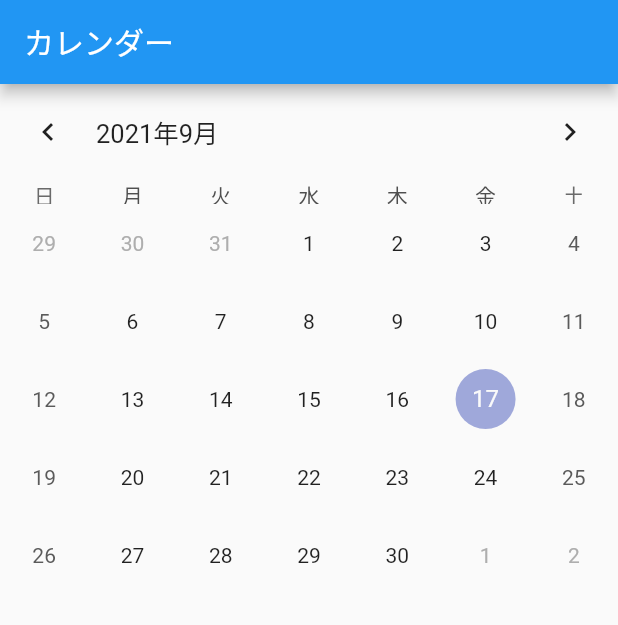
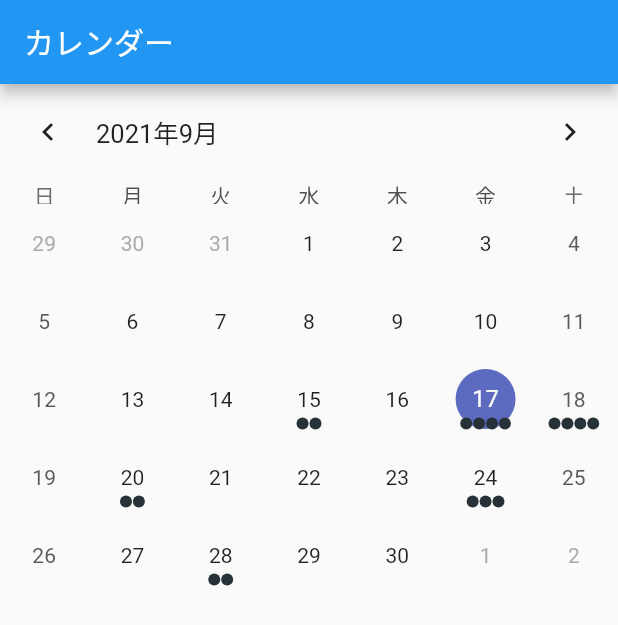
Before and after one commit to Ryota-nino/calendar_app, a Flutter app: the screen it shows after launch, on a phone screen of 412 x 824 dp. Shown: the top 625 px of the screen. Run offline on Flutter 3.47's test engine with Material 2 defaults, Android fonts, the phone set to English and light mode, and no system bars; drawn by our look-alikes of table_calendar; our stand-ins replace shared_preferences.

Commit message:
タスク表示画面が表示されるところまで完成

```diff
--- a/lib/calendar.dart
+++ /dev/null
@@ -1,56 +0,0 @@
-import 'package:flutter/material.dart';
-import 'package:intl/intl.dart';
-import 'package:table_calendar/table_calendar.dart';
-
-import '../date.dart';
-
-class Calendar extends StatefulWidget {
-  @override
-  _Calendar createState() => _Calendar();
-}
-
-class _Calendar extends State<Calendar> {
-  CalendarFormat _calendarFormat = CalendarFormat.month;
-  DateTime _focusedDay = DateTime.now();
-  DateTime? _selectedDay;
-
-  @override
-  Widget build(BuildContext context) {
-    return Scaffold(
-      appBar: AppBar(
-        title: const Text('カレンダー'),
-      ),
-      body: TableCalendar(
-        headerStyle: const HeaderStyle(
-          formatButtonVisible: false,
-        ),
-        firstDay: kFirstDay,
-        lastDay: kLastDay,
-        focusedDay: _focusedDay,
-        calendarFormat: _calendarFormat,
-        selectedDayPredicate: (day) {
-          return isSameDay(_selectedDay, day);
-        },
-        onDaySelected: (selectedDay, focusedDay) {
-          if (!isSameDay(_selectedDay, selectedDay)) {
-            setState(() {
-              _selectedDay = selectedDay;
-              _focusedDay = focusedDay;
-            });
-          }
-        },
-        onPageChanged: (focusedDay) {
-          _focusedDay = focusedDay;
-        },
-        // calendarStyle: CalendarStyle(
-        //   todayTextStyle: TextStyle(
-        //     color: Colors.blue,
-        //   ),
-
-        //   selectedTextStyle: TextStyle(color: Theme.of(context).primaryColor),
-        // ),
-        locale: 'ja_JP',
-      ),
-    );
-  }
-}
--- a/lib/main.dart
+++ b/lib/main.dart
@@ -4,7 +4,7 @@
 import 'package:flutter/material.dart';
 import 'package:intl/date_symbol_data_local.dart';
 
-import 'calendar.dart';
+import 'screens/calendar_screen.dart';
 
 void main() {
   initializeDateFormatting().then((_) => runApp(MyApp()));
@@ -18,7 +18,7 @@ class MyApp extends StatelessWidget {
       theme: ThemeData(
         primarySwatch: Colors.blue,
       ),
-      home: Calendar(),
+      home: CalendarScreen(),
     );
   }
 }
--- /dev/null
+++ b/lib/screens/calendar_screen.dart
@@ -0,0 +1,130 @@
+import 'dart:collection';
+import 'package:flutter/material.dart';
+import 'package:intl/intl.dart';
+import 'package:table_calendar/table_calendar.dart';
+
+import 'package:calendar_app/screens/task_screen.dart';
+
+import '../widgets/date.dart';
+import '../models/task_data.dart';
+
+class CalendarScreen extends StatefulWidget {
+  @override
+  _CalendarScreen createState() => _CalendarScreen();
+}
+
+class _CalendarScreen extends State<CalendarScreen> {
+  CalendarFormat _calendarFormat = CalendarFormat.month;
+  DateTime _focusedDay = DateTime.now();
+  DateTime? _selectedDay;
+  Map<DateTime, List> _eventsList = {};
+  @override
+  void initState() {
+    super.initState();
+    _selectedDay = _focusedDay;
+    //サンプルのイベントリスト
+    _eventsList = {
+      DateTime.now().subtract(Duration(days: 2)): ['Event A6', 'Event B6'],
+      DateTime.now(): ['Event A7', 'Event B7', 'Event C7', 'Event D7'],
+      DateTime.now().add(Duration(days: 1)): [
+        'Event A8',
+        'Event B8',
+        'Event C8',
+        'Event D8'
+      ],
+      DateTime.now().add(Duration(days: 3)):
+          Set.from(['Event A9', 'Event A9', 'Event B9']).toList(),
+      DateTime.now().add(Duration(days: 7)): [
+        'Event A10',
+        'Event B10',
+        'Event C10'
+      ],
+      DateTime.now().add(Duration(days: 11)): ['Event A11', 'Event B11'],
+      DateTime.now().add(Duration(days: 17)): [
+        'Event A12',
+        'Event B12',
+        'Event C12',
+        'Event D12'
+      ],
+      DateTime.now().add(Duration(days: 22)): ['Event A13', 'Event B13'],
+      DateTime.now().add(Duration(days: 26)): [
+        'Event A14',
+        'Event B14',
+        'Event C14'
+      ],
+    };
+  }
+
+  @override
+  Widget build(BuildContext context) {
+    final _events = LinkedHashMap<DateTime, List>(
+      equals: isSameDay,
+      hashCode: getHashCode,
+    )..addAll(_eventsList);
+
+    List _getEventForDay(DateTime day) {
+      return _events[day] ?? [];
+    }
+
+    return Scaffold(
+      appBar: AppBar(
+        title: const Text('カレンダー'),
+      ),
+      body: Column(
+        children: [
+          TableCalendar(
+            headerStyle: const HeaderStyle(
+              formatButtonVisible: false,
+            ),
+            firstDay: kFirstDay,
+            lastDay: kLastDay,
+            focusedDay: _focusedDay,
+            calendarFormat: _calendarFormat,
+            eventLoader: _getEventForDay,
+            selectedDayPredicate: (day) {
+              return isSameDay(_selectedDay, day);
+            },
+            onDaySelected: (selectedDay, focusedDay) {
+              if (!isSameDay(_selectedDay, selectedDay)) {
+                setState(() {
+                  _selectedDay = selectedDay;
+                  _focusedDay = focusedDay;
+                  // _calendarFormat = CalendarFormat.week;
+                });
+                showModalBottomSheet(
+                  context: context,
+                  // isDismissible: false,
+                  isScrollControlled: true,
+                  backgroundColor: Colors.transparent,
+                  builder: (context) => Container(
+                    height: MediaQuery.of(context).size.height * 0.70,
+                    child: TaskScreen(),
+                  ),
+                ).whenComplete(() => {_calendarFormat = CalendarFormat.month});
+              }
+            },
+            onPageChanged: (focusedDay) {
+              _focusedDay = focusedDay;
+            },
+            // calendarStyle: CalendarStyle(
+            //   todayTextStyle: TextStyle(
+            //     color: Colors.blue,
+            //   ),
+
+            //   selectedTextStyle: TextStyle(color: Theme.of(context).primaryColor),
+            // ),
+            locale: 'ja_JP',
+          ),
+          // ListView(
+          //   shrinkWrap: true,
+          //   children: _getEventForDay(_selectedDay!)
+          //       .map((event) => ListTile(
+          //             title: Text(event.toString()),
+          //           ))
+          //       .toList(),
+          // ),
+        ],
+      ),
+    );
+  }
+}
--- a/pubspec.yaml
+++ b/pubspec.yaml
@@ -13,6 +13,8 @@ dependencies:
 
   cupertino_icons: ^1.0.2
   table_calendar: ^3.0.2
+  provider: ^6.0.0
+  shared_preferences: ^2.0.7
   intl: ^0.17.0
 
 dev_dependencies:
```
Also changed, not shown: lib/screens/task_screen.dart (added, +78 -0 lines), lib/widgets/date.dart (renamed from lib/date.dart, +14 -14 lines), lib/models/task_data.dart (added), pubspec.lock, 3 other files.
